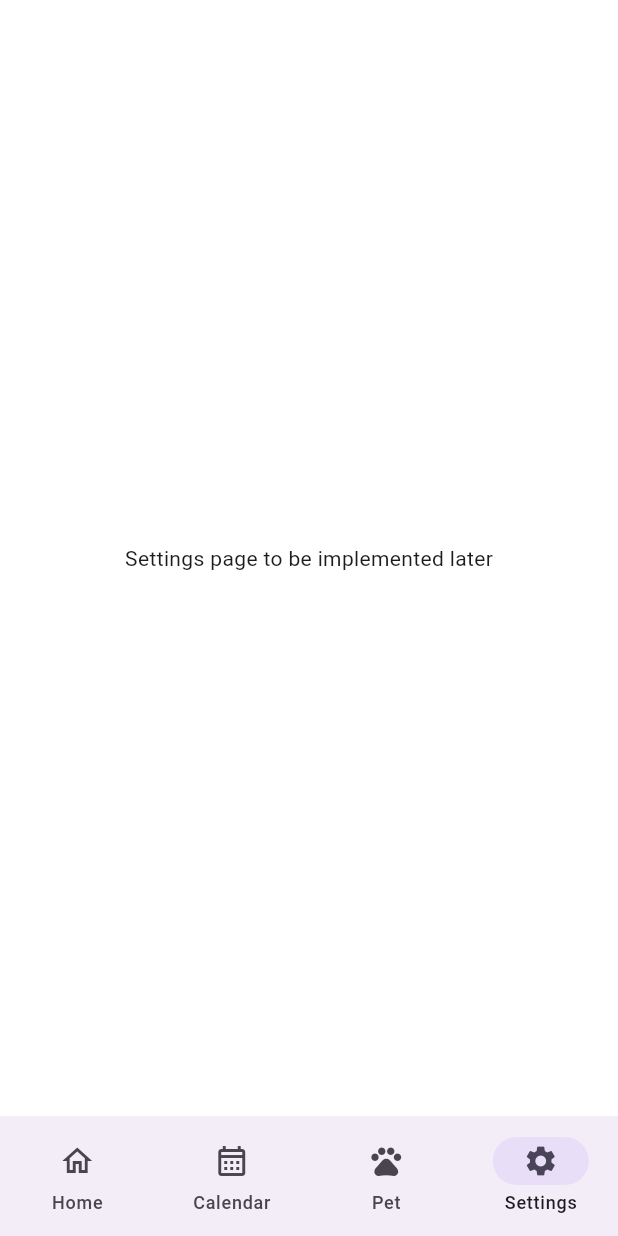
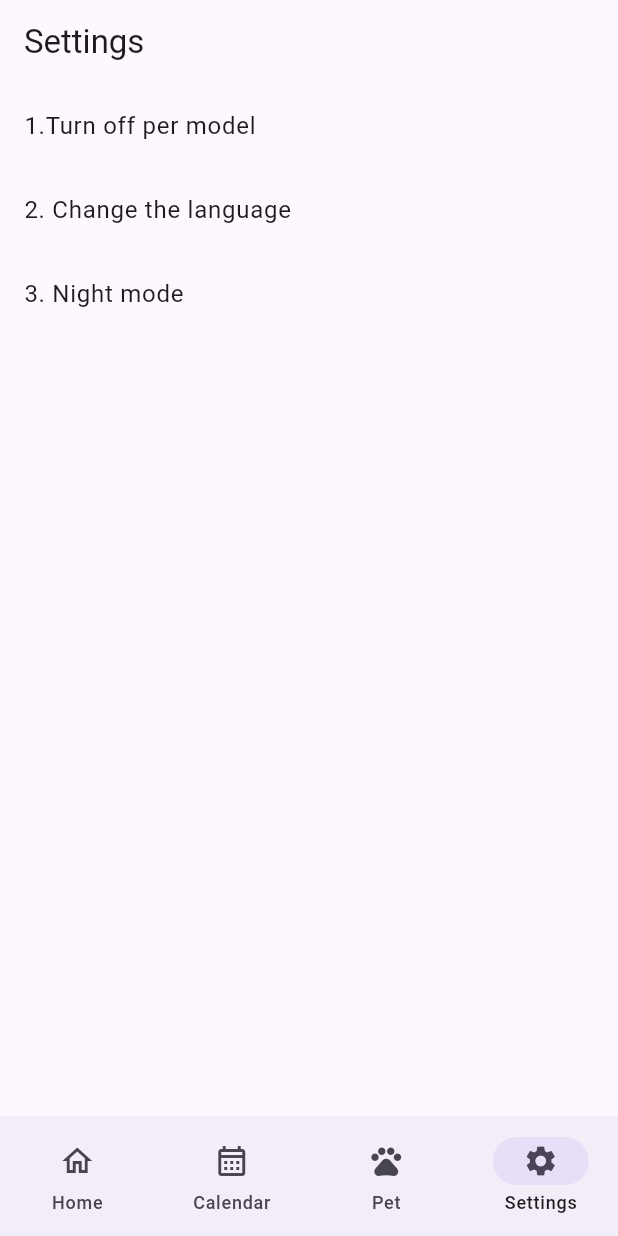
Before and after one commit to PawsitiveFocus/Pawsitive-Focus, a Flutter app: the screen it shows after launch, item 4 of the bottom bar chosen, on a phone screen of 412 x 824 dp. Run offline on Flutter 3.47's test engine with Material 3 defaults, Android fonts, the phone set to English and light mode, and no system bars; our stand-ins replace fl_chart, syncfusion_flutter_calendar.

Commit message:
setting page

```diff
--- /dev/null
+++ b/lib/Views/SettingView.dart
@@ -0,0 +1,25 @@
+import 'package:flutter/material.dart';
+
+class SettingView extends StatelessWidget {
+  @override
+  Widget build(BuildContext context) {
+    return Scaffold(
+      appBar: AppBar(
+        title: Text('Settings'),
+      ),
+      body: ListView(
+        children: <Widget>[
+          ListTile(
+            title: Text('1.Turn off per model'),
+          ),
+          ListTile(
+            title: Text('2. Change the language '),
+          ),
+          ListTile(
+            title: Text('3. Night mode'),
+          ),
+        ],
+      ),
+    );
+  }
+}
--- a/lib/main.dart
+++ b/lib/main.dart
@@ -3,6 +3,7 @@ import 'package:pawsitivefocus/Views/CalendarView.dart';
 import 'package:pawsitivefocus/Views/HomepageView.dart';
 import 'package:pawsitivefocus/Views/HomepageView.dart';
 import 'package:pawsitivefocus/Views/PetView.dart';
+import 'package:pawsitivefocus/Views/SettingView.dart';
 
 import 'Models/PetModel.dart';
 import 'ViewModels/PetViewModel.dart';
@@ -91,7 +92,7 @@ class _NavigationState extends State<Navigation> {
         Container(
           color: Colors.white,
           alignment: Alignment.center,
-          child: const Text('Settings page to be implemented later'),
+          child: SettingView(),
         ),
       ][currentPageIndex],
     );
```
